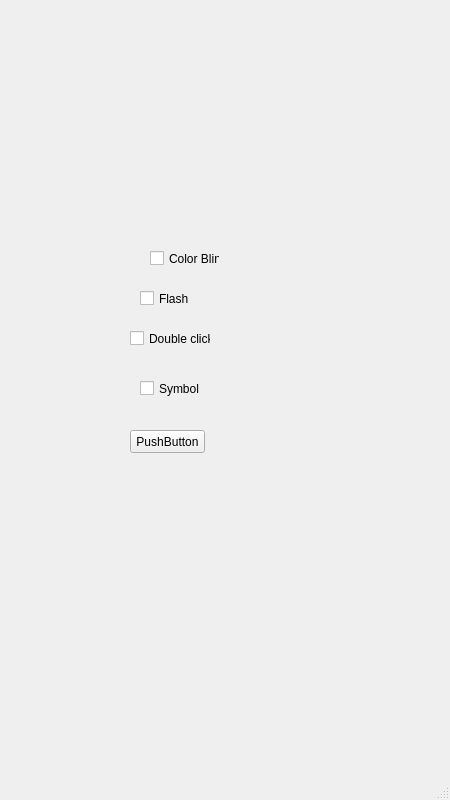
Above: options.ui from fubbernuckin/Yes-No-Maybe before the change. Below: the same form after it.
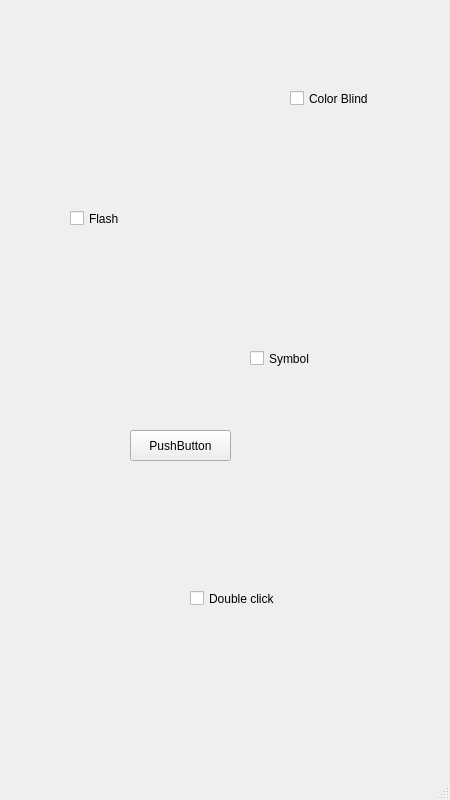
That is the form after the change.

```diff
--- a/options.ui
+++ b/options.ui
@@ -17,9 +17,9 @@
    <widget class="QCheckBox" name="cbBox">
     <property name="geometry">
      <rect>
-      <x>150</x>
-      <y>250</y>
-      <width>70</width>
+      <x>290</x>
+      <y>90</y>
+      <width>121</width>
       <height>17</height>
      </rect>
     </property>
@@ -30,9 +30,9 @@
    <widget class="QCheckBox" name="flashBox">
     <property name="geometry">
      <rect>
-      <x>140</x>
-      <y>290</y>
-      <width>70</width>
+      <x>70</x>
+      <y>210</y>
+      <width>131</width>
       <height>17</height>
      </rect>
     </property>
@@ -43,9 +43,9 @@
    <widget class="QCheckBox" name="doubleBox">
     <property name="geometry">
      <rect>
-      <x>130</x>
-      <y>330</y>
-      <width>81</width>
+      <x>190</x>
+      <y>590</y>
+      <width>151</width>
       <height>17</height>
      </rect>
     </property>
@@ -56,9 +56,9 @@
    <widget class="QCheckBox" name="symbolbox">
     <property name="geometry">
      <rect>
-      <x>140</x>
-      <y>380</y>
-      <width>70</width>
+      <x>250</x>
+      <y>350</y>
+      <width>161</width>
       <height>17</height>
      </rect>
     </property>
@@ -71,8 +71,8 @@
      <rect>
       <x>130</x>
       <y>430</y>
-      <width>75</width>
-      <height>23</height>
+      <width>101</width>
+      <height>31</height>
      </rect>
     </property>
     <property name="text">
```
Left out of the diff: 2 changed lines with no effect on the pictures.
